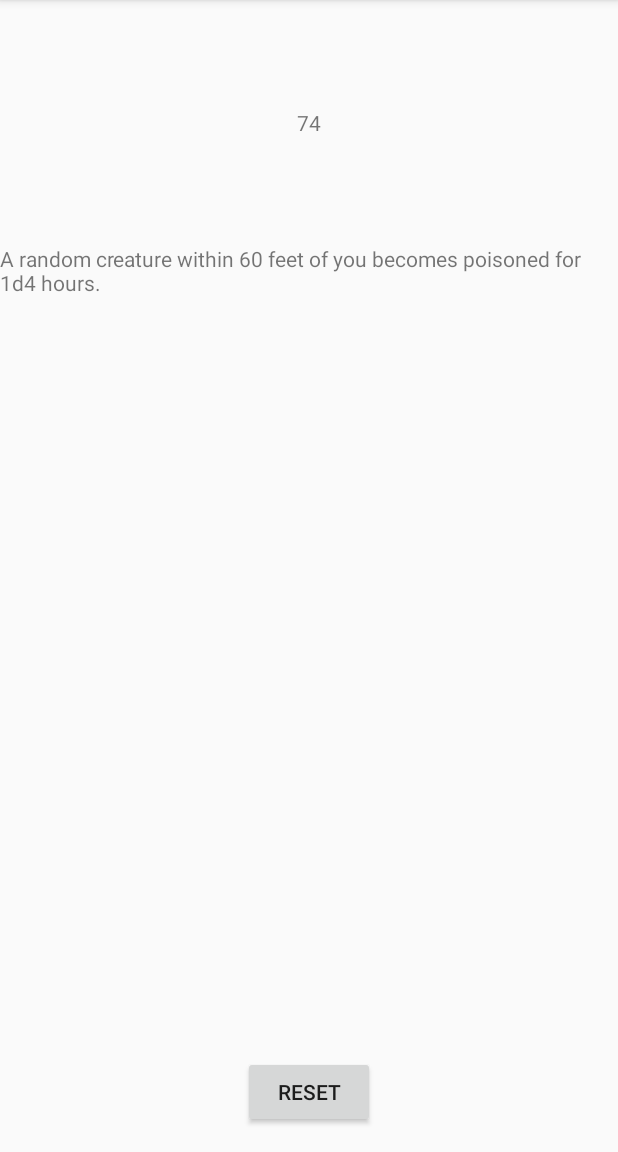
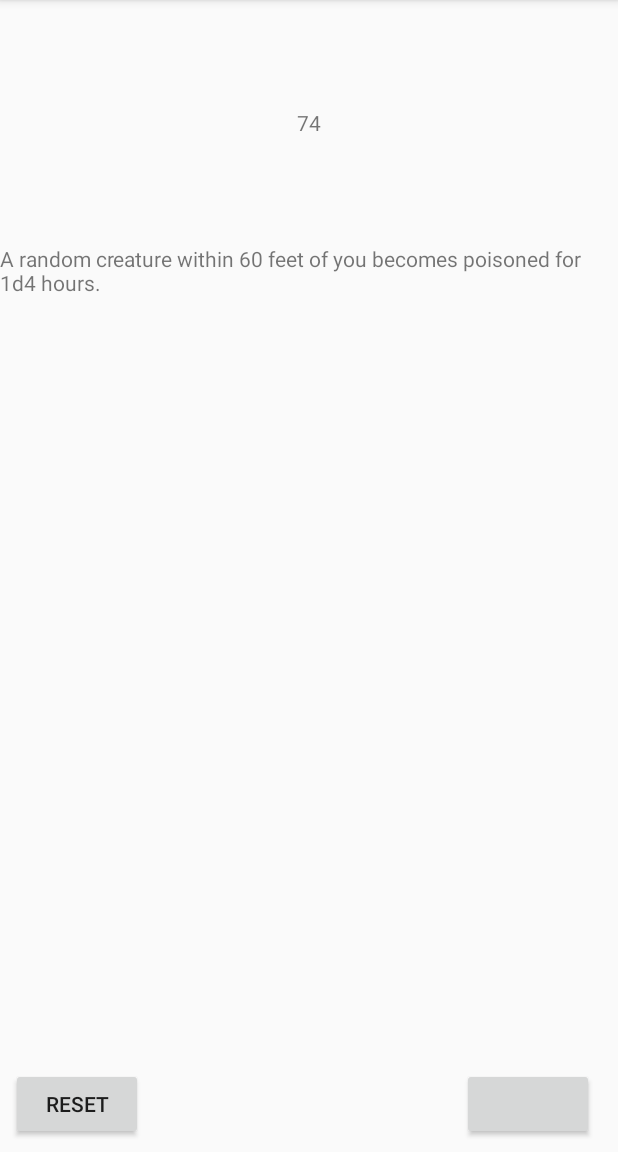
Before and after one commit to santicna/WildSurgeRoll, an Android app: the screen it shows after launch (MainActivity), after a tap on "BUTTON", on a phone screen of 412 x 824 dp, the part 84-1236 px from its top. Run offline under Robolectric (Android 15) with nearby library versions, the phone set to English and light mode, and no system bars.

Commit message:
Add "roll again" button

```diff
--- a/app/src/main/res/layout/activity_main.xml
+++ b/app/src/main/res/layout/activity_main.xml
@@ -13,7 +13,7 @@
         android:layout_height="wrap_content"
         android:layout_marginBottom="8dp"
         android:layout_marginTop="8dp"
-        android:text="86"
+        tools:text="20"
         android:visibility="invisible"
         app:layout_constraintBottom_toTopOf="@+id/roll_effect"
         app:layout_constraintLeft_toLeftOf="parent"
@@ -26,7 +26,7 @@
         android:layout_height="wrap_content"
         android:layout_marginBottom="8dp"
         android:layout_marginTop="8dp"
-        android:text="You win/lose"
+        tools:text="Something Happens"
         android:visibility="invisible"
         app:layout_constraintBottom_toTopOf="@+id/roll_button"
         app:layout_constraintLeft_toLeftOf="parent"
@@ -48,10 +48,23 @@
         android:id="@+id/reset_button"
         android:layout_width="wrap_content"
         android:layout_height="wrap_content"
-        android:layout_marginBottom="16dp"
+        android:layout_marginBottom="8dp"
         android:text="Reset"
+        android:visibility="visible"
         app:layout_constraintBottom_toBottomOf="parent"
+        app:layout_constraintHorizontal_bias="0.023"
         app:layout_constraintLeft_toLeftOf="parent"
-        app:layout_constraintRight_toRightOf="parent"
-        android:visibility="invisible"/>
+        app:layout_constraintRight_toRightOf="parent" />
+
+    <Button
+        android:id="@+id/roll_again"
+        android:layout_width="wrap_content"
+        android:layout_height="wrap_content"
+        android:layout_marginBottom="8dp"
+        android:layout_marginEnd="16dp"
+        android:layout_marginStart="8dp"
+        app:layout_constraintBottom_toBottomOf="parent"
+        app:layout_constraintEnd_toEndOf="parent"
+        app:layout_constraintHorizontal_bias="1.0"
+        app:layout_constraintStart_toEndOf="@+id/reset_button" />
 </android.support.constraint.ConstraintLayout>
```
